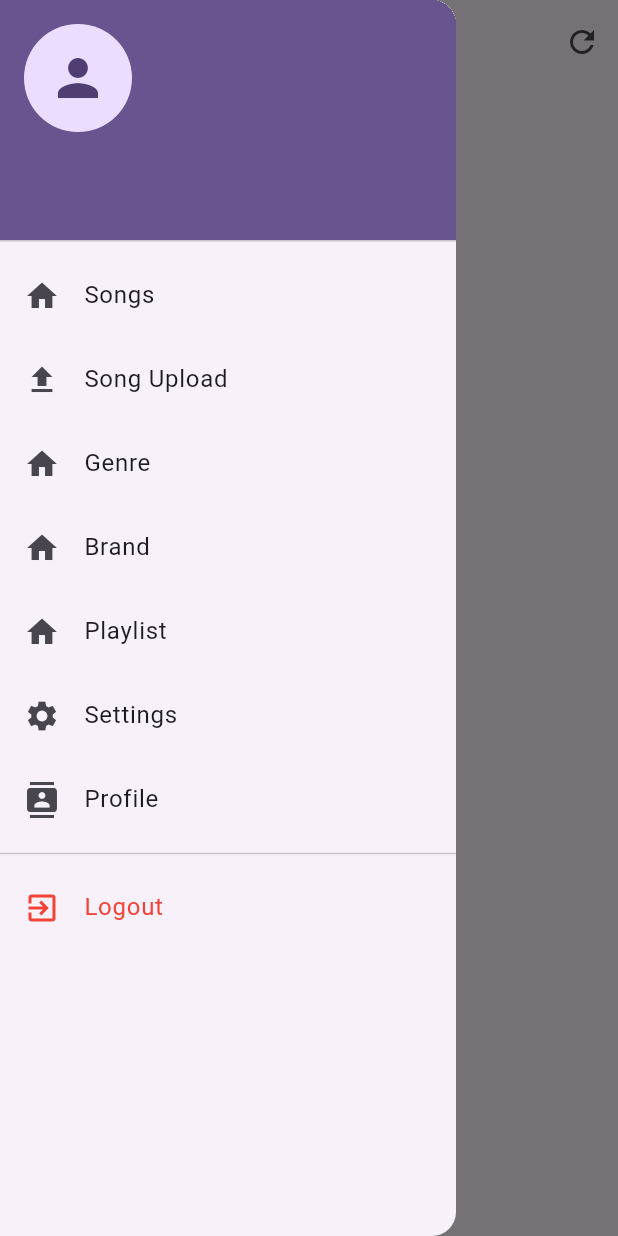
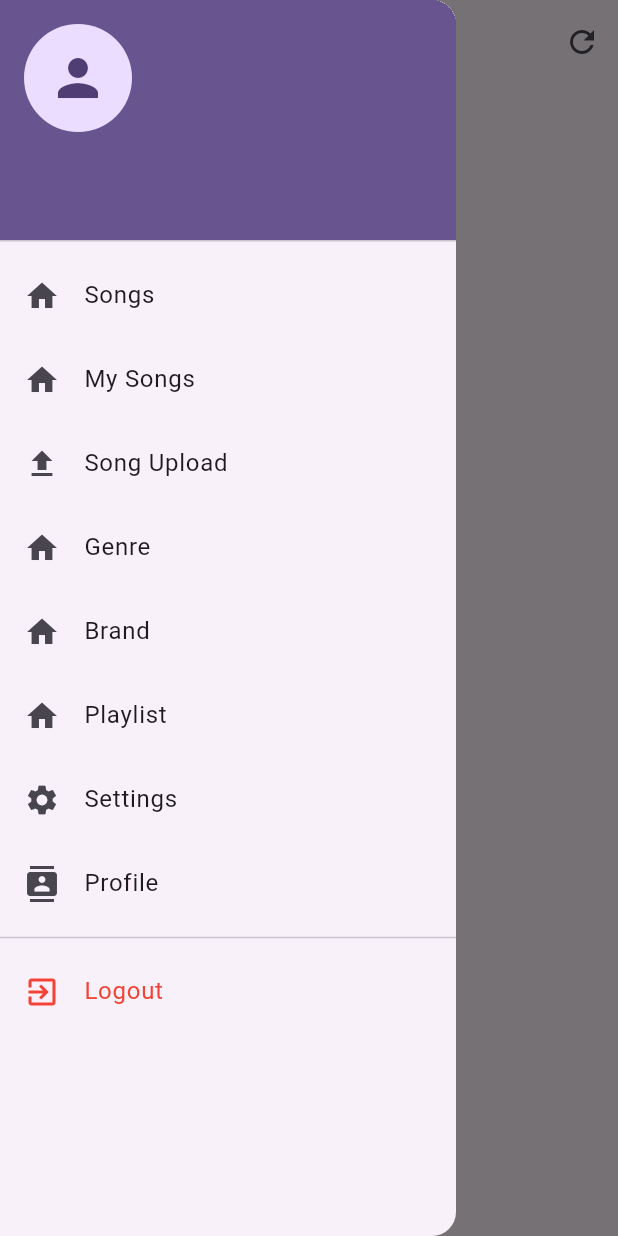
Before and after one commit to vprabhu1771/flutter_supabase_independent_music_streaming, a Flutter app: the BrandScreen screen opened directly, with the side drawer open, on a phone screen of 412 x 824 dp. Run offline on Flutter 3.47's test engine with Material 3 defaults, Android fonts, the phone set to English and light mode, and no system bars; our stand-ins replace audioplayers, file_picker, flutter_dotenv, flutter_secure_storage, fluttertoast, shared_preferences and 1 more; accounts and stored records are empty.

Commit message:
CustomDrawer My Song added

```diff
--- a/lib/widgets/CustomDrawer.dart
+++ b/lib/widgets/CustomDrawer.dart
@@ -3,6 +3,7 @@ import 'package:flutter_supabase_independent_music_streaming/screens/BrandScreen
 import 'package:flutter_supabase_independent_music_streaming/screens/GenreScreen.dart';
 import 'package:flutter_supabase_independent_music_streaming/screens/SettingScreen.dart';
 import 'package:flutter_supabase_independent_music_streaming/screens/UploadScreen.dart';
+import 'package:flutter_supabase_independent_music_streaming/screens/song/MySongScreen.dart';
 import 'package:flutter_supabase_independent_music_streaming/screens/song/SongScreen.dart';
 
 import 'package:supabase_flutter/supabase_flutter.dart';
@@ -62,6 +63,19 @@ class CustomDrawer extends StatelessWidget {
                   parentContext,
                   MaterialPageRoute(
                     builder: (context) => SongScreen(title: 'Songs'),
+                  ),
+                );
+              },
+            ),
+            ListTile(
+              leading: Icon(Icons.home),
+              title: Text('My Songs'),
+              onTap: () {
+                Navigator.pop(context);
+                Navigator.push(
+                  parentContext,
+                  MaterialPageRoute(
+                    builder: (context) => MySongScreen(title: 'My Songs'),
                   ),
                 );
               },
```
